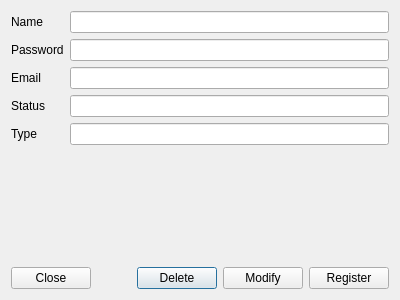
First picture: the form in CertMan/admin_dlg.ui, repository jykim74/CertMan, before the edit.
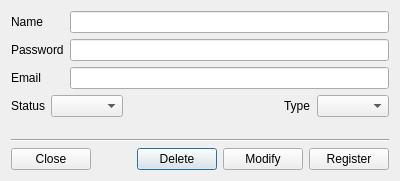
Second picture: the form after the edit.

The edit to the form file:
```diff
--- a/CertMan/admin_dlg.ui
+++ b/CertMan/admin_dlg.ui
@@ -7,7 +7,7 @@
     <x>0</x>
     <y>0</y>
     <width>400</width>
-    <height>300</height>
+    <height>181</height>
    </rect>
   </property>
   <property name="windowTitle">
@@ -17,21 +17,7 @@
    <item row="1" column="1">
     <widget class="QLineEdit" name="mPasswordText"/>
    </item>
-   <item row="3" column="0">
-    <widget class="QLabel" name="label_4">
-     <property name="text">
-      <string>Status</string>
-     </property>
-    </widget>
-   </item>
-   <item row="4" column="0">
-    <widget class="QLabel" name="label_5">
-     <property name="text">
-      <string>Type</string>
-     </property>
-    </widget>
-   </item>
-   <item row="6" column="0" colspan="2">
+   <item row="8" column="0" colspan="2">
     <layout class="QGridLayout" name="gridLayout_2">
      <property name="topMargin">
       <number>0</number>
@@ -79,6 +65,13 @@
      </item>
     </layout>
    </item>
+   <item row="7" column="0" colspan="2">
+    <widget class="Line" name="line">
+     <property name="orientation">
+      <enum>Qt::Horizontal</enum>
+     </property>
+    </widget>
+   </item>
    <item row="2" column="0">
     <widget class="QLabel" name="label_3">
      <property name="text">
@@ -86,25 +79,6 @@
      </property>
     </widget>
    </item>
-   <item row="3" column="1">
-    <widget class="QLineEdit" name="mStatusText"/>
-   </item>
-   <item row="4" column="1">
-    <widget class="QLineEdit" name="mTypeText"/>
-   </item>
-   <item row="1" column="0">
-    <widget class="QLabel" name="label_2">
-     <property name="text">
-      <string>Password</string>
-     </property>
-    </widget>
-   </item>
-   <item row="2" column="1">
-    <widget class="QLineEdit" name="mEmailText"/>
-   </item>
-   <item row="0" column="1">
-    <widget class="QLineEdit" name="mNameText"/>
-   </item>
    <item row="0" column="0">
     <widget class="QLabel" name="label">
      <property name="text">
@@ -112,7 +86,17 @@
      </property>
     </widget>
    </item>
-   <item row="5" column="1">
+   <item row="2" column="1">
+    <widget class="QLineEdit" name="mEmailText"/>
+   </item>
+   <item row="1" column="0">
+    <widget class="QLabel" name="label_2">
+     <property name="text">
+      <string>Password</string>
+     </property>
+    </widget>
+   </item>
+   <item row="6" column="1">
     <spacer name="verticalSpacer">
      <property name="orientation">
       <enum>Qt::Vertical</enum>
@@ -125,6 +109,63 @@
      </property>
     </spacer>
    </item>
+   <item row="0" column="1">
+    <widget class="QLineEdit" name="mNameText"/>
+   </item>
+   <item row="5" column="0" colspan="2">
+    <layout class="QGridLayout" name="gridLayout_3">
+     <property name="topMargin">
+      <number>0</number>
+     </property>
+     <item row="0" column="0">
+      <widget class="QLabel" name="label_4">
+       <property name="text">
+        <string>Status</string>
+       </property>
+      </widget>
+     </item>
+     <item row="0" column="1">
+      <widget class="QComboBox" name="mStatusCombo">
+       <property name="maximumSize">
+        <size>
+         <width>16777215</width>
+         <height>16777215</height>
+        </size>
+       </property>
+      </widget>
+     </item>
+     <item row="0" column="4">
+      <widget class="QComboBox" name="mTypeCombo">
+       <property name="maximumSize">
+        <size>
+         <width>16777215</width>
+         <height>16777215</height>
+        </size>
+       </property>
+      </widget>
+     </item>
+     <item row="0" column="3">
+      <widget class="QLabel" name="label_5">
+       <property name="text">
+        <string>Type</string>
+       </property>
+      </widget>
+     </item>
+     <item row="0" column="2">
+      <spacer name="horizontalSpacer_2">
+       <property name="orientation">
+        <enum>Qt::Horizontal</enum>
+       </property>
+       <property name="sizeHint" stdset="0">
+        <size>
+         <width>40</width>
+         <height>20</height>
+        </size>
+       </property>
+      </spacer>
+     </item>
+    </layout>
+   </item>
   </layout>
  </widget>
  <tabstops>
```
Left out of the diff: 2 changed lines with no effect on the pictures.
